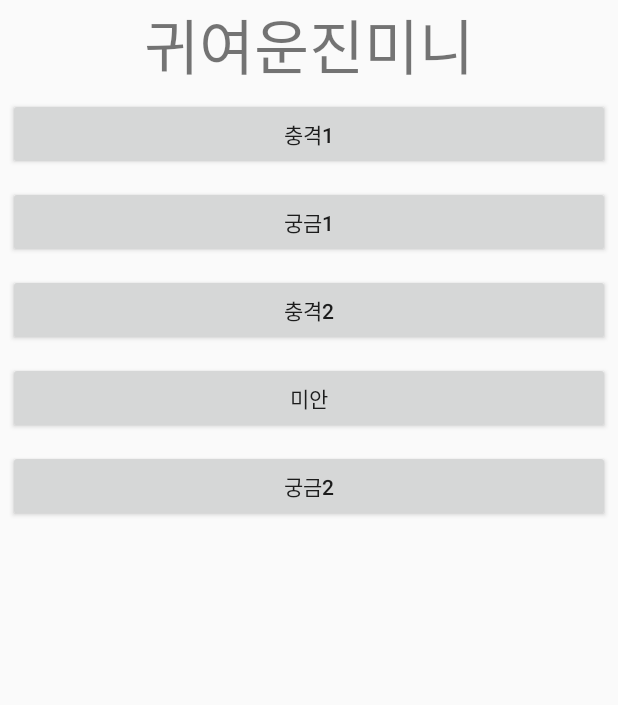
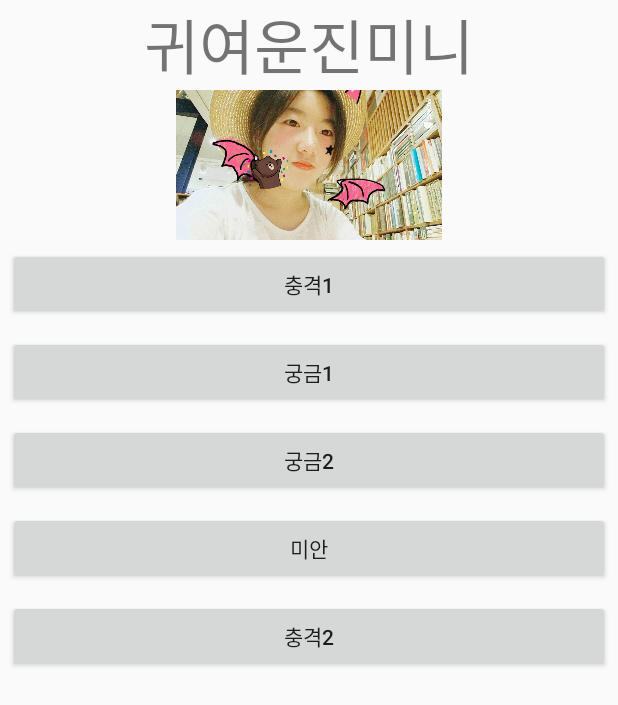
Before and after one commit to kimyunyeong0006/friend-simulator, an Android app: the layout activity_main.xml on its own in the app's theme, with its tools: preview values and no code run, on a phone screen of 412 x 824 dp. Shown: the top 705 px of the screen. Run offline under Robolectric (Android 15) with nearby library versions, the phone set to English and light mode, and no system bars.

Commit message:
#12 평서상태 이미지 넣고 참조만들기

```diff
--- a/app/src/main/res/layout/activity_main.xml
+++ b/app/src/main/res/layout/activity_main.xml
@@ -7,58 +7,67 @@
     android:orientation="vertical"
     android:layout_width="match_parent"
     android:layout_height="match_parent"
-    tools:context="kr.hs.emirim.iuki1.friendsimulator.kimjinmin.MainActivity">
+    tools:context="kr.hs.emirim.iuki1.friendsimulator.kimjinmin.MainActivity"
+    android:weightSum="1">
 
     <TextView
+        android:id="@+id/textView"
         android:layout_width="match_parent"
         android:layout_height="wrap_content"
         android:gravity="center"
+        android:text="귀여운진미니"
         android:textSize="40dp"
-        android:text="귀여운진미니"
         app:layout_constraintBottom_toBottomOf="parent"
         app:layout_constraintLeft_toLeftOf="parent"
         app:layout_constraintRight_toRightOf="parent"
         app:layout_constraintTop_toTopOf="parent"
         app:layout_constraintVertical_bias="0.034" />
 
+    <ImageView
+        android:id="@+id/friend_visual"
+        android:layout_width="200dp"
+        android:layout_height="100dp"
+        android:layout_gravity="center"
+        android:src="@drawable/jm_01" />
+
     <Button
         android:id="@+id/button1"
         android:layout_width="match_parent"
         android:layout_height="wrap_content"
         android:layout_margin="5dp"
-        android:text="충격1"
-        />
+        android:onClick="onClick"
+        android:text="충격1" />
 
     <Button
         android:id="@+id/button2"
         android:layout_width="match_parent"
         android:layout_height="wrap_content"
         android:layout_margin="5dp"
-        android:text="궁금1"
-        />
+        android:onClick="onClick"
+        android:text="궁금1" />
+
+    <Button
+        android:id="@+id/button5"
+        android:layout_width="match_parent"
+        android:layout_height="wrap_content"
+        android:layout_margin="5dp"
+        android:onClick="onClick"
+        android:text="궁금2" />
+
+    <Button
+        android:id="@+id/button4"
+        android:layout_width="match_parent"
+        android:layout_height="wrap_content"
+        android:layout_margin="5dp"
+        android:onClick="onClick"
+        android:text="미안" />
 
     <Button
         android:id="@+id/button3"
         android:layout_width="match_parent"
         android:layout_height="wrap_content"
         android:layout_margin="5dp"
-        android:text="충격2"
-        />
-
-    <Button
-        android:id="@+id/button4"
-        android:layout_width="match_parent"
-        android:layout_height="wrap_content"
-        android:layout_margin="5dp"
-        android:text="미안"
-        />
-
-    <Button
-        android:id="@+id/button5"
-        android:layout_width="match_parent"
-        android:layout_height="wrap_content"
-        android:layout_margin="5dp"
-        android:text="궁금2"
-        />
+        android:onClick="onClick"
+        android:text="충격2" />
 
 </LinearLayout>
```
Also changed, not shown: app/src/main/java/kr/hs/emirim/iuki1/friendsimulator/kimjinmin/MainActivity.java (+32 -1 lines), app/src/main/res/drawable/jm_01.gif (added), app/src/main/res/drawable/jm_02.gif (added), app/src/main/res/drawable/jm_03.gif (added), app/src/main/res/drawable/jm_04.gif (added), app/src/main/res/drawable/jm_05.gif (added).
